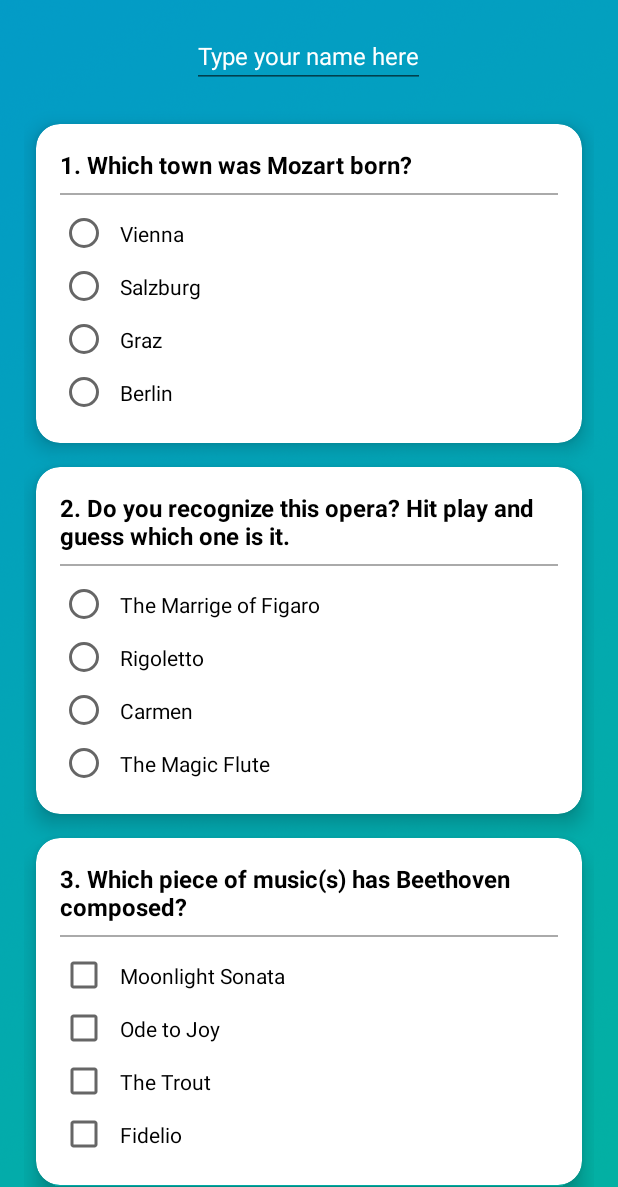
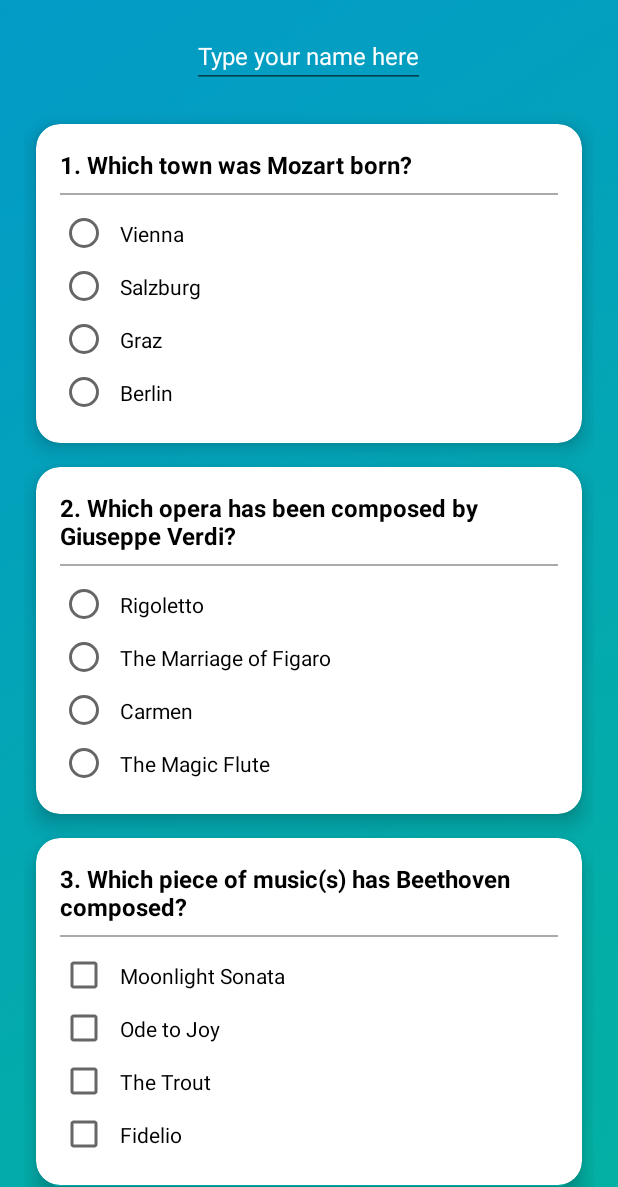
Before and after one commit to Trubius/QuizApp, an Android app: the screen it shows after launch (MainActivity), on a phone screen of 412 x 824 dp, the part 49-1236 px from its top. Run offline under Robolectric (Android 15) with nearby library versions, the phone set to English and light mode, and no system bars.

Commit message:
question has been changed

```diff
--- a/app/src/main/res/values/strings.xml
+++ b/app/src/main/res/values/strings.xml
@@ -7,9 +7,9 @@
     <string name="q1_answer2">Salzburg</string>
     <string name="q1_answer3">Graz</string>
     <string name="q1_answer4">Berlin</string>
-    <string name="question2">2. Do you recognize this opera? Hit play and guess which one is it.</string>
-    <string name="q2_answer1">The Marrige of Figaro</string>
-    <string name="q2_answer2">Rigoletto</string>
+    <string name="question2">2. Which opera has been composed by Giuseppe Verdi?</string>
+    <string name="q2_answer1">Rigoletto</string>
+    <string name="q2_answer2">The Marriage of Figaro</string>
     <string name="q2_answer3">Carmen</string>
     <string name="q2_answer4">The Magic Flute</string>
     <string name="question3">3. Which piece of music(s) has Beethoven composed?</string>
```
